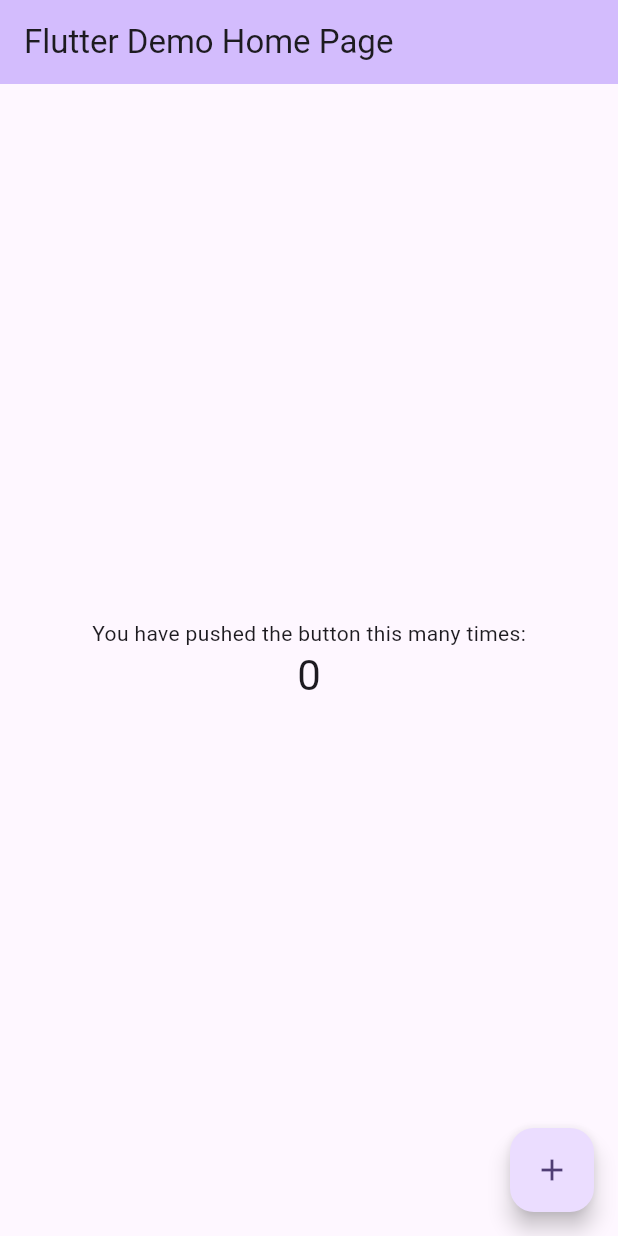
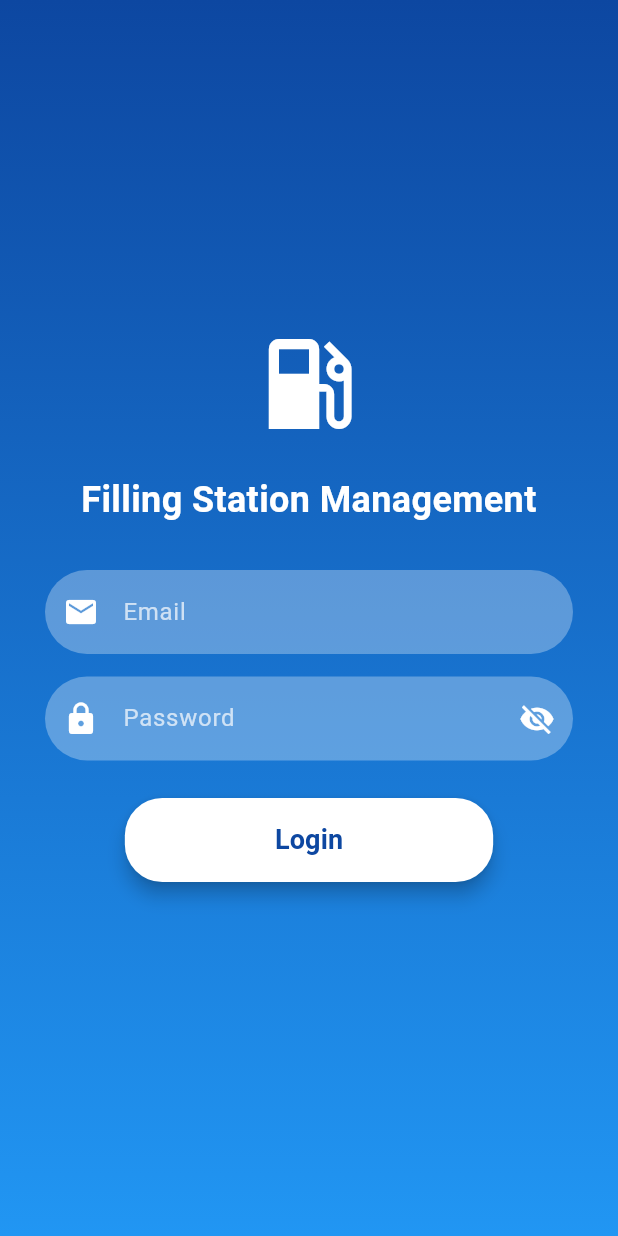
Before and after one commit to sithilxheartz/FilliFyApp, a Flutter app: the screen it shows after launch, on a phone screen of 412 x 824 dp. Run offline on Flutter 3.47's test engine with Material 3 defaults, Android fonts, the phone set to English and light mode, and no system bars.

Commit message:
created login page

```diff
--- a/lib/main.dart
+++ b/lib/main.dart
@@ -1,122 +1,144 @@
 import 'package:flutter/material.dart';
+import 'dashboard.dart';
 
 void main() {
-  runApp(const MyApp());
+  runApp(FillingStationApp());
 }
 
-class MyApp extends StatelessWidget {
-  const MyApp({super.key});
-
-  // This widget is the root of your application.
+class FillingStationApp extends StatelessWidget {
   @override
   Widget build(BuildContext context) {
-    return MaterialApp(
-      title: 'Flutter Demo',
-      theme: ThemeData(
-        // This is the theme of your application.
-        //
-        // TRY THIS: Try running your application with "flutter run". You'll see
-        // the application has a purple toolbar. Then, without quitting the app,
-        // try changing the seedColor in the colorScheme below to Colors.green
-        // and then invoke "hot reload" (save your changes or press the "hot
-        // reload" button in a Flutter-supported IDE, or press "r" if you used
-        // the command line to start the app).
-        //
-        // Notice that the counter didn't reset back to zero; the application
-        // state is not lost during the reload. To reset the state, use hot
-        // restart instead.
-        //
-        // This works for code too, not just values: Most code changes can be
-        // tested with just a hot reload.
-        colorScheme: ColorScheme.fromSeed(seedColor: Colors.deepPurple),
+    return MaterialApp(debugShowCheckedModeBanner: false, home: LoginPage());
+  }
+}
+
+// --------------------- LOGIN PAGE ---------------------
+class LoginPage extends StatefulWidget {
+  @override
+  _LoginPageState createState() => _LoginPageState();
+}
+
+class _LoginPageState extends State<LoginPage> {
+  bool _obscureText = true;
+
+  @override
+  Widget build(BuildContext context) {
+    return Scaffold(
+      body: Container(
+        width: double.infinity,
+        height: double.infinity,
+        decoration: BoxDecoration(
+          gradient: LinearGradient(
+            colors: [Colors.blue.shade900, Colors.blue.shade500],
+            begin: Alignment.topCenter,
+            end: Alignment.bottomCenter,
+          ),
+        ),
+        child: Center(
+          child: SingleChildScrollView(
+            child: Padding(
+              padding: EdgeInsets.symmetric(horizontal: 30.0),
+              child: Column(
+                mainAxisAlignment: MainAxisAlignment.center,
+                children: [
+                  Icon(Icons.local_gas_station, size: 80, color: Colors.white),
+                  SizedBox(height: 20),
+                  Text(
+                    "Filling Station Management",
+                    textAlign: TextAlign.center,
+                    style: TextStyle(
+                      fontSize: 24,
+                      fontWeight: FontWeight.bold,
+                      color: Colors.white,
+                    ),
+                  ),
+                  SizedBox(height: 30),
+
+                  _buildTextField(
+                    hintText: "Email",
+                    icon: Icons.email,
+                    isPassword: false,
+                  ),
+                  SizedBox(height: 15),
+                  _buildTextField(
+                    hintText: "Password",
+                    icon: Icons.lock,
+                    isPassword: true,
+                  ),
+                  SizedBox(height: 25),
+
+                  ElevatedButton(
+                    onPressed: () {
+                      Navigator.pushReplacement(
+                        context,
+                        MaterialPageRoute(
+                          builder: (context) => DashboardPage(),
+                        ),
+                      );
+                    },
+                    style: ElevatedButton.styleFrom(
+                      backgroundColor: Colors.white,
+                      foregroundColor: Colors.blue.shade900,
+                      padding: EdgeInsets.symmetric(
+                        horizontal: 100,
+                        vertical: 15,
+                      ),
+                      shape: RoundedRectangleBorder(
+                        borderRadius: BorderRadius.circular(25),
+                      ),
+                      elevation: 5,
+                    ),
+                    child: Text(
+                      "Login",
+                      style: TextStyle(
+                        fontSize: 18,
+                        fontWeight: FontWeight.bold,
+                      ),
+                    ),
+                  ),
+                  SizedBox(height: 20),
+                ],
+              ),
+            ),
+          ),
+        ),
       ),
-      home: const MyHomePage(title: 'Flutter Demo Home Page'),
+    );
+  }
+
+  Widget _buildTextField({
+    required String hintText,
+    required IconData icon,
+    required bool isPassword,
+  }) {
+    return TextField(
+      obscureText: isPassword ? _obscureText : false,
+      style: TextStyle(color: Colors.white),
+      decoration: InputDecoration(
+        prefixIcon: Icon(icon, color: Colors.white),
+        hintText: hintText,
+        hintStyle: TextStyle(color: Colors.white70),
+        filled: true,
+        fillColor: Colors.white.withOpacity(0.3),
+        border: OutlineInputBorder(
+          borderRadius: BorderRadius.circular(30),
+          borderSide: BorderSide.none,
+        ),
+        suffixIcon:
+            isPassword
+                ? IconButton(
+                  icon: Icon(
+                    _obscureText ? Icons.visibility_off : Icons.visibility,
+                    color: Colors.white,
+                  ),
+                  onPressed: () {
+                    setState(() {
+                      _obscureText = !_obscureText;
+                    });
+                  },
+                )
+                : null,
+      ),
     );
   }
 }
-
-class MyHomePage extends StatefulWidget {
-  const MyHomePage({super.key, required this.title});
-
-  // This widget is the home page of your application. It is stateful, meaning
-  // that it has a State object (defined below) that contains fields that affect
-  // how it looks.
-
-  // This class is the configuration for the state. It holds the values (in this
-  // case the title) provided by the parent (in this case the App widget) and
-  // used by the build method of the State. Fields in a Widget subclass are
-  // always marked "final".
-
-  final String title;
-
-  @override
-  State<MyHomePage> createState() => _MyHomePageState();
-}
-
-class _MyHomePageState extends State<MyHomePage> {
-  int _counter = 0;
-
-  void _incrementCounter() {
-    setState(() {
-      // This call to setState tells the Flutter framework that something has
-      // changed in this State, which causes it to rerun the build method below
-      // so that the display can reflect the updated values. If we changed
-      // _counter without calling setState(), then the build method would not be
-      // called again, and so nothing would appear to happen.
-      _counter++;
-    });
-  }
-
-  @override
-  Widget build(BuildContext context) {
-    // This method is rerun every time setState is called, for instance as done
-    // by the _incrementCounter method above.
-    //
-    // The Flutter framework has been optimized to make rerunning build methods
-    // fast, so that you can just rebuild anything that needs updating rather
-    // than having to individually change instances of widgets.
-    return Scaffold(
-      appBar: AppBar(
-        // TRY THIS: Try changing the color here to a specific color (to
-        // Colors.amber, perhaps?) and trigger a hot reload to see the AppBar
-        // change color while the other colors stay the same.
-        backgroundColor: Theme.of(context).colorScheme.inversePrimary,
-        // Here we take the value from the MyHomePage object that was created by
-        // the App.build method, and use it to set our appbar title.
-        title: Text(widget.title),
-      ),
-      body: Center(
-        // Center is a layout widget. It takes a single child and positions it
-        // in the middle of the parent.
-        child: Column(
-          // Column is also a layout widget. It takes a list of children and
-          // arranges them vertically. By default, it sizes itself to fit its
-          // children horizontally, and tries to be as tall as its parent.
-          //
-          // Column has various properties to control how it sizes itself and
-          // how it positions its children. Here we use mainAxisAlignment to
-          // center the children vertically; the main axis here is the vertical
-          // axis because Columns are vertical (the cross axis would be
-          // horizontal).
-          //
-          // TRY THIS: Invoke "debug painting" (choose the "Toggle Debug Paint"
-          // action in the IDE, or press "p" in the console), to see the
-          // wireframe for each widget.
-          mainAxisAlignment: MainAxisAlignment.center,
-          children: <Widget>[
-            const Text('You have pushed the button this many times:'),
-            Text(
-              '$_counter',
-              style: Theme.of(context).textTheme.headlineMedium,
-            ),
-          ],
-        ),
-      ),
-      floatingActionButton: FloatingActionButton(
-        onPressed: _incrementCounter,
-        tooltip: 'Increment',
-        child: const Icon(Icons.add),
-      ), // This trailing comma makes auto-formatting nicer for build methods.
-    );
-  }
-}
```
